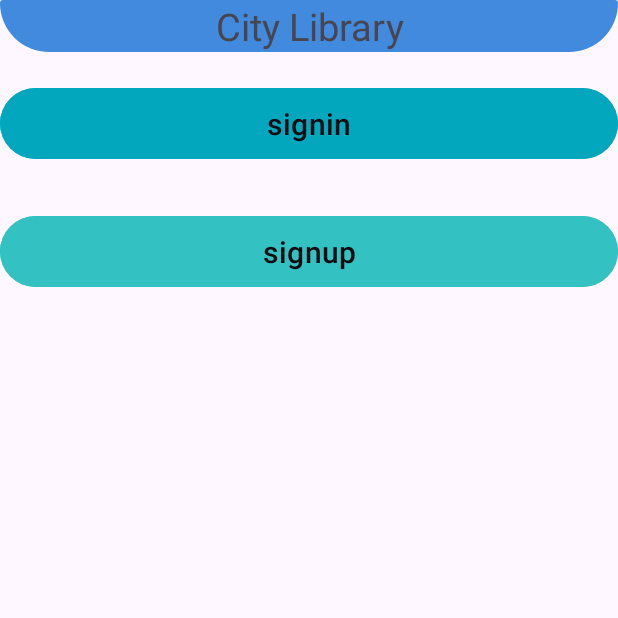
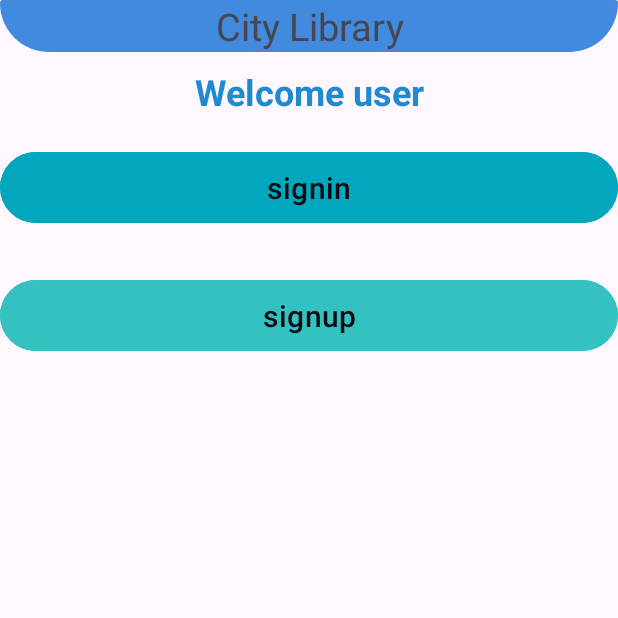
Before and after one commit to joylinemaru30-afk/CityLIbrary, an Android app: the screen it shows after launch (MainActivity), on a phone screen of 412 x 824 dp, the top half of it. Run offline under Robolectric (Android 15) with nearby library versions, the phone set to English and light mode, and no system bars.

Commit message:
First commit

```diff
--- a/app/src/main/java/com/example/library/MainActivity.kt
+++ b/app/src/main/java/com/example/library/MainActivity.kt
@@ -1,9 +1,11 @@
 package com.example.library
 
+import android.content.Context
 import android.content.Intent
 import androidx.appcompat.app.AppCompatActivity
 import android.os.Bundle
 import android.widget.Button
+import android.widget.TextView
 
 class MainActivity : AppCompatActivity() {
     override fun onCreate(savedInstanceState: Bundle?) {
@@ -20,6 +22,15 @@ class MainActivity : AppCompatActivity() {
             val signup=Intent(applicationContext,Signup::class.java)
             startActivity(signup)
         }
+        //endListener
+
+        //find the textview by use of an id
+        val UsernameTextview=findViewById<TextView>(R.id.tvUsername)
+        //get the stored username returned from the API
+        val prefs=getSharedPreferences("user_session", Context.MODE_PRIVATE)
+        val username=prefs.getString("username","user")
+        //bind to the textview
+        UsernameTextview.text="Welcome $username"
 
 
     }
--- a/app/src/main/res/layout/activity_main.xml
+++ b/app/src/main/res/layout/activity_main.xml
@@ -20,6 +20,17 @@
         android:backgroundTint="#418ADE"
 
         app:layout_constraintTop_toTopOf="parent" />
+    <TextView
+        android:layout_width="match_parent"
+        android:layout_height="wrap_content"
+        android:id="@+id/tvUsername"
+        android:text="Welcome"
+        android:textSize="24sp"
+        android:gravity="center"
+        android:textStyle="bold"
+        android:textColor="#2089D0"
+        android:layout_marginTop="10dp"/>
+
     <Button
     android:layout_width="match_parent"
     android:layout_height="wrap_content"
```
